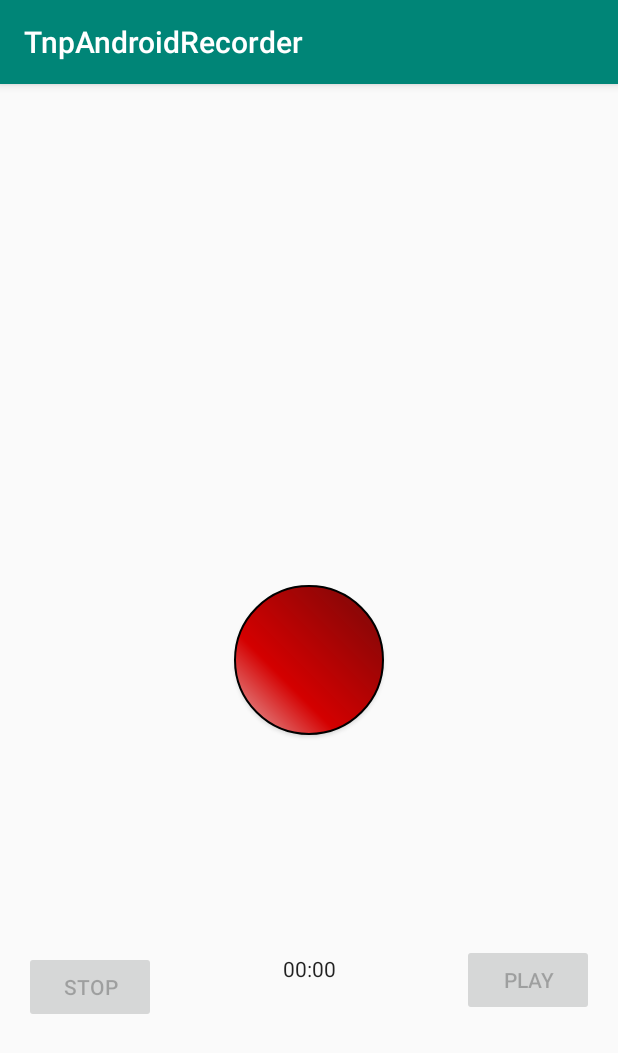
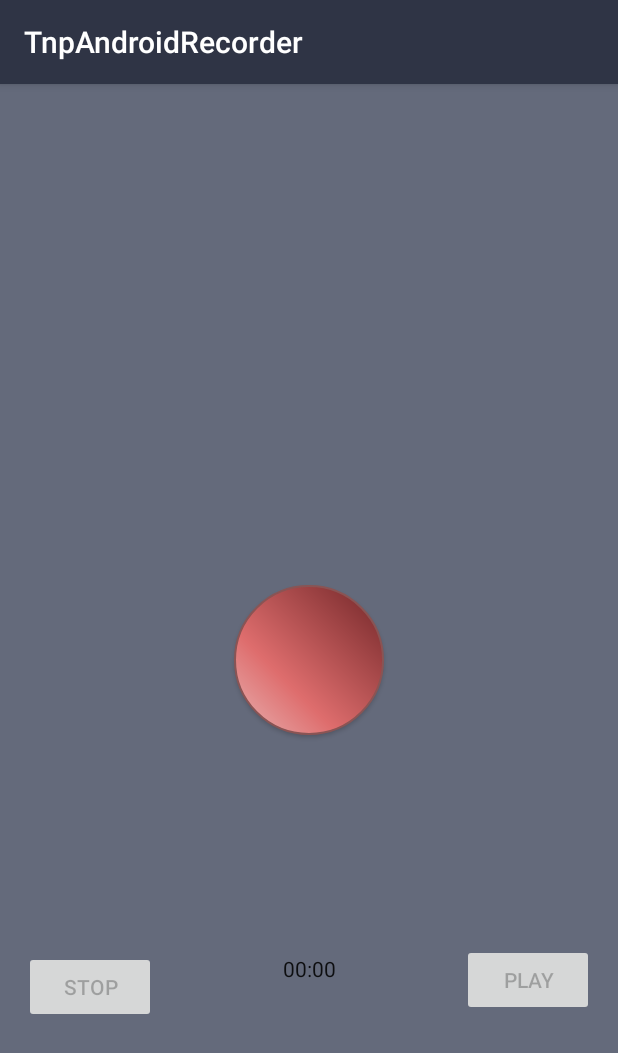
Before and after one commit to tnpestana/TnpAndroidRecorder, an Android app: the screen it shows after launch (MainActivity), on a phone screen of 412 x 824 dp. Shown: the top 1053 px of the screen. Run offline under Robolectric (Android 15) with nearby library versions, the phone set to English and light mode, and no system bars.

Commit message:
update color scheme

```diff
--- a/app/src/main/java/com/tiagopestana/tnpandroidrecorder/MainActivity.java
+++ b/app/src/main/java/com/tiagopestana/tnpandroidrecorder/MainActivity.java
@@ -3,14 +3,17 @@ package com.tiagopestana.tnpandroidrecorder;
 import android.Manifest;
 import android.content.Context;
 import android.content.pm.PackageManager;
+import android.graphics.Color;
 import android.media.MediaPlayer;
 import android.media.MediaRecorder;
 import android.os.Environment;
 import android.os.SystemClock;
 import android.support.v4.app.ActivityCompat;
 import android.support.v4.content.ContextCompat;
+import android.support.v4.view.ViewCompat;
 import android.support.v7.app.AppCompatActivity;
 import android.os.Bundle;
+import android.transition.TransitionManager;
 import android.view.View;
 import android.view.animation.Animation;
 import android.view.animation.AnimationUtils;
--- a/app/src/main/res/drawable/recordbutton.xml
+++ b/app/src/main/res/drawable/recordbutton.xml
@@ -1,17 +1,14 @@
 <?xml version="1.0" encoding="utf-8"?>
 <shape xmlns:android="http://schemas.android.com/apk/res/android" android:shape="rectangle" >
     <corners
-        android:topLeftRadius="50dp"
-        android:topRightRadius="50dp"
-        android:bottomLeftRadius="50dp"
-        android:bottomRightRadius="50dp"
+        android:radius="50dp"
         />
     <gradient
         android:angle="45"
         android:centerX="35%"
-        android:centerColor="#D40000"
+        android:centerColor="#DE6D6D"
         android:startColor="#E8B3B3"
-        android:endColor="#750909"
+        android:endColor="#702527"
         android:type="linear"
         />
     <padding
@@ -26,6 +23,6 @@
         />
     <stroke
         android:width="1dp"
-        android:color="#000000"
+        android:color="#8A5454"
         />
 </shape>
--- a/app/src/main/res/layout/activity_main.xml
+++ b/app/src/main/res/layout/activity_main.xml
@@ -4,6 +4,7 @@
     xmlns:tools="http://schemas.android.com/tools"
     android:layout_width="match_parent"
     android:layout_height="match_parent"
+    android:background="@color/background"
     tools:context=".MainActivity"
     tools:layout_editor_absoluteY="81dp">
 
--- a/app/src/main/res/values/colors.xml
+++ b/app/src/main/res/values/colors.xml
@@ -3,4 +3,8 @@
     <color name="colorPrimary">#008577</color>
     <color name="colorPrimaryDark">#00574B</color>
     <color name="colorAccent">#D81B60</color>
+
+    <color name="background">#646A7B</color>
+    <color name="primary">#2F3445</color>
+    <color name="primaryDark">#1B1E2A</color>
 </resources>
--- a/app/src/main/res/values/styles.xml
+++ b/app/src/main/res/values/styles.xml
@@ -3,8 +3,8 @@
     <!-- Base application theme. -->
     <style name="AppTheme" parent="Theme.AppCompat.Light.DarkActionBar">
         <!-- Customize your theme here. -->
-        <item name="colorPrimary">@color/colorPrimary</item>
-        <item name="colorPrimaryDark">@color/colorPrimaryDark</item>
+        <item name="colorPrimary">@color/primary</item>
+        <item name="colorPrimaryDark">@color/primaryDark</item>
         <item name="colorAccent">@color/colorAccent</item>
     </style>
 
```
